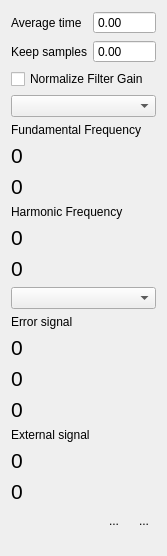
This is digitalLock/ui/LockStatus.ui in MonroeQuantumNetworks/IonControl as Qt 5 draws it before an edit. The edited form follows.
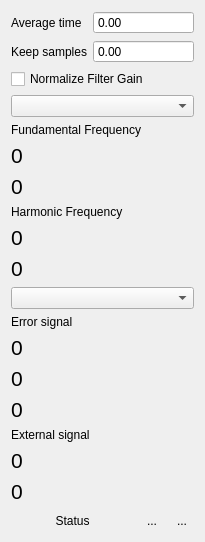
This is the edited form. Icons and pictures are not drawn. Custom widgets are drawn as their Qt base class.

The edit to the form file:
```diff
--- a/digitalLock/ui/LockStatus.ui
+++ b/digitalLock/ui/LockStatus.ui
@@ -6,8 +6,8 @@
    <rect>
     <x>0</x>
     <y>0</y>
-    <width>167</width>
-    <height>556</height>
+    <width>205</width>
+    <height>540</height>
    </rect>
   </property>
   <property name="windowTitle">
@@ -294,17 +294,17 @@
    <item>
     <layout class="QHBoxLayout" name="horizontalLayout">
      <item>
-      <spacer name="horizontalSpacer">
-       <property name="orientation">
-        <enum>Qt::Horizontal</enum>
+      <widget class="QLabel" name="statusLabel">
+       <property name="styleSheet">
+        <string notr="true"/>
        </property>
-       <property name="sizeHint" stdset="0">
-        <size>
-         <width>40</width>
-         <height>20</height>
-        </size>
+       <property name="text">
+        <string>Status</string>
        </property>
-      </spacer>
+       <property name="alignment">
+        <set>Qt::AlignCenter</set>
+       </property>
+      </widget>
      </item>
      <item>
       <widget class="QToolButton" name="addTraceButton">
@@ -356,7 +356,7 @@
      <property name="sizeHint" stdset="0">
       <size>
        <width>20</width>
-       <height>40</height>
+       <height>179</height>
       </size>
      </property>
     </spacer>
```
